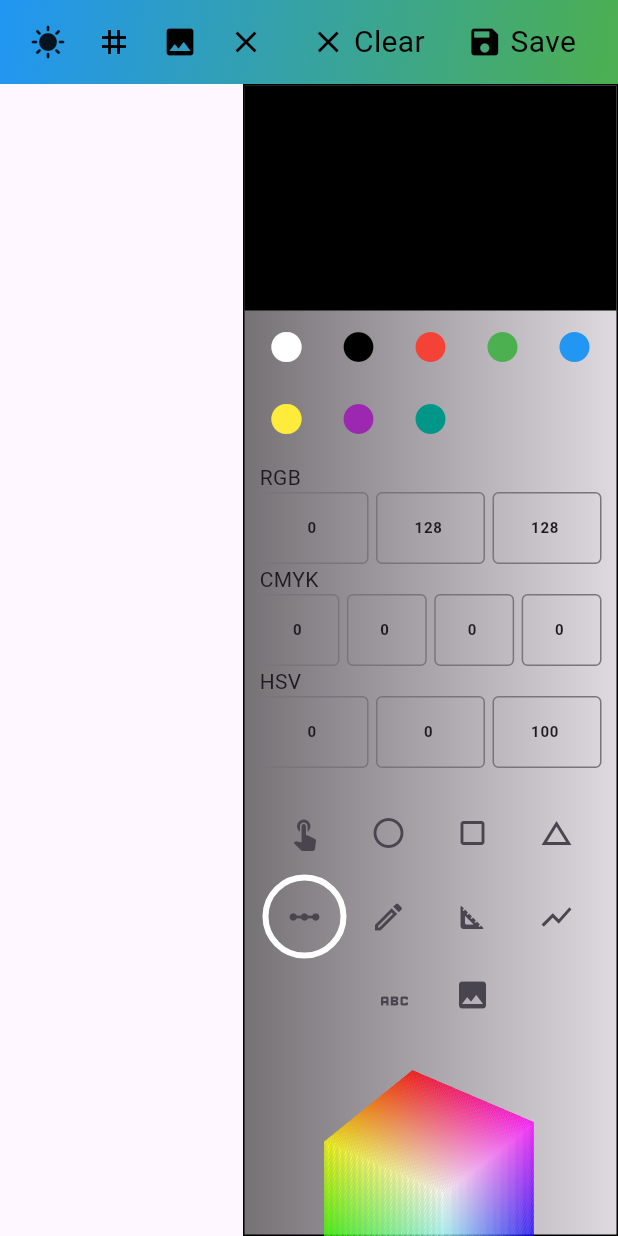
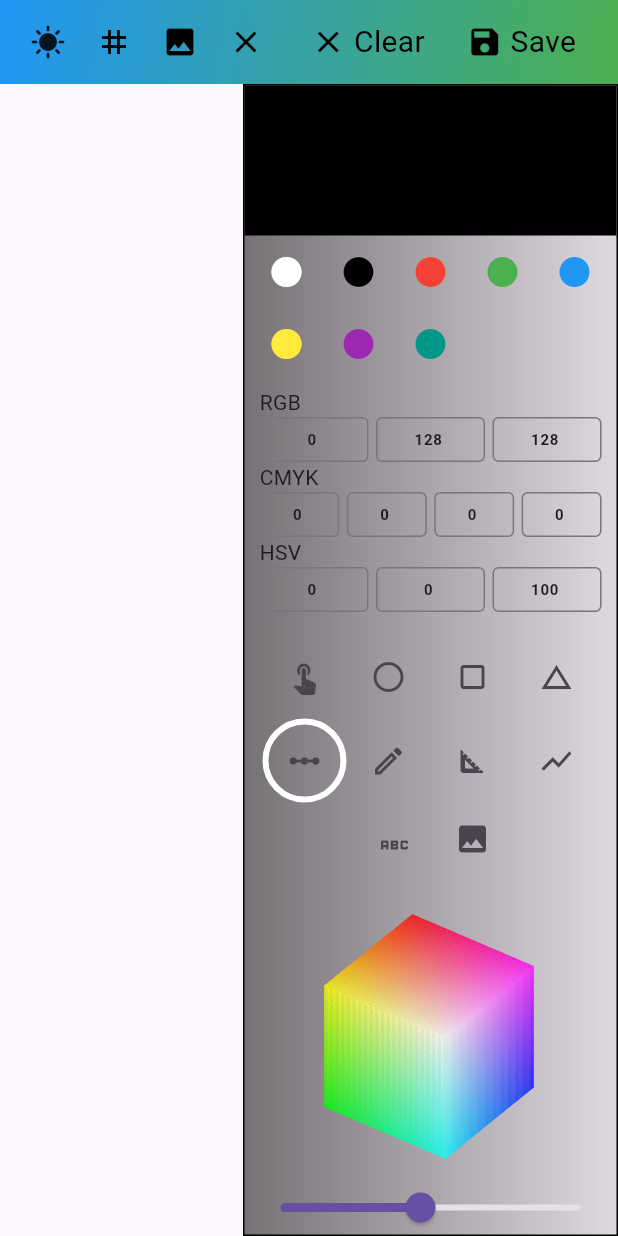
Before and after one commit to janrydzewski/janrydzewski-Studies_Podstawy_aplikacji_graficznych, a Flutter app: the screen it shows after launch, on a phone screen of 412 x 824 dp. Run offline on Flutter 3.47's test engine with Material 3 defaults, Android fonts, the phone set to English and light mode, and no system bars; our stand-ins replace bloc, equatable, file_picker, flutter_bloc, lottie.

Commit message:
adapt to smaller screen

```diff
--- a/lib/widgets/colors_picker_widget.dart
+++ b/lib/widgets/colors_picker_widget.dart
@@ -17,7 +17,7 @@ class ColorsPickerWidget extends StatelessWidget {
           children: [
             Container(
               width: 250,
-              height: 150,
+              height: 100,
               color: state.color,
             ),
             Wrap(
@@ -178,9 +178,12 @@ class _ColorElement extends StatelessWidget {
 
 Widget _buildTextField(double value, Function(String) onChanged) {
   return Expanded(
+    child: SizedBox(
+      height: 30,
       child: TextField(
         keyboardType: TextInputType.number,
         decoration: const InputDecoration(
+          contentPadding: EdgeInsets.zero,
           border: OutlineInputBorder(),
         ),
         style: const TextStyle(fontSize: 10, fontWeight: FontWeight.bold),
@@ -188,5 +191,6 @@ Widget _buildTextField(double value, Function(String) onChanged) {
         controller: TextEditingController(text: value.toStringAsFixed(0)),
         onSubmitted: onChanged,
       ),
+    ),
   );
 }
```
Also changed, not shown: 1 other file. Lines whose indentation alone changed are shown as unchanged.
